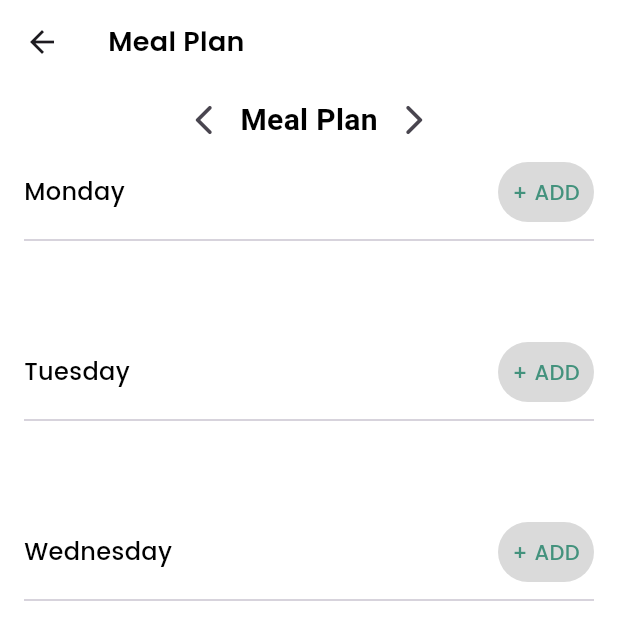
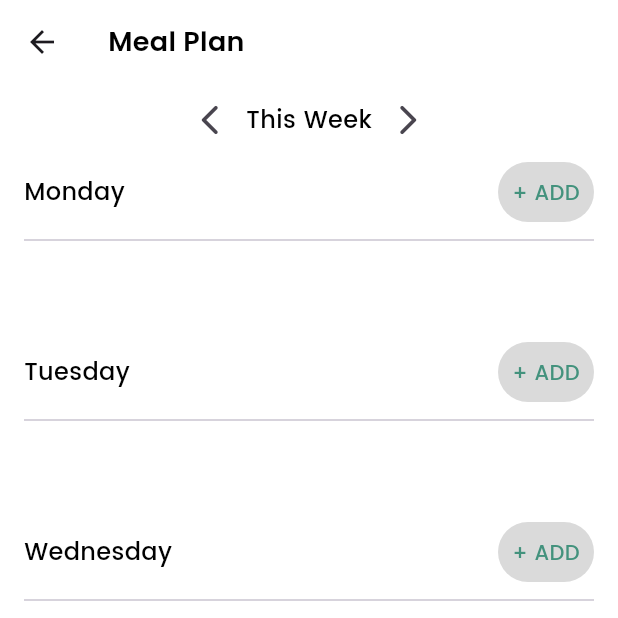
Before and after one commit to thantsinhtun-dev/recipe, a Flutter app: the MealPlanScreen screen opened by its route, on a phone screen of 412 x 824 dp, the top half of it. Run offline on Flutter 3.47's test engine with Material 3 defaults, Android fonts, the phone set to English and light mode, and no system bars; our stand-ins replace auto_route, cached_network_image, dio, drift, easy_localization, flutter_riverpod and 5 more; missing offline and left inert: encrypt; accounts and stored records are empty; generated files the repository leaves out were written again; network calls fail.

Commit message:
[impl] meal plan provider

```diff
--- a/lib/features/meal_plan/ui/screen/meal_plan_screen.dart
+++ b/lib/features/meal_plan/ui/screen/meal_plan_screen.dart
@@ -24,7 +24,7 @@ class _MealPlanScreenState extends ConsumerState<MealPlanScreen> {
   void initState() {
     super.initState();
     WidgetsBinding.instance.addPostFrameCallback((_) {
-      ref.read(mealPlanProvider.notifier).initMealPlan();
+      ref.read(mealPlanProvider.notifier).initCurrentWeek();
     });
   }
 
@@ -106,7 +106,9 @@ class _MealPlanScreenState extends ConsumerState<MealPlanScreen> {
                         ).paddingSymmetric(horizontal: kMargin16),
                         const Divider().paddingSymmetric(horizontal: kMargin16),
                         item.recipes.isEmpty
-                            ? const SizedBox(height: kMargin56,)
+                            ? const SizedBox(
+                                height: kMargin56,
+                              )
                             : SizedBox(
                                 height: 200,
                                 child: ListView.builder(
@@ -139,27 +141,32 @@ class _MealPlanScreenState extends ConsumerState<MealPlanScreen> {
   }
 }
 
-class MealPlanTitleWidget extends StatelessWidget {
+class MealPlanTitleWidget extends ConsumerWidget {
   const MealPlanTitleWidget({super.key});
 
   @override
-  Widget build(BuildContext context) {
+  Widget build(BuildContext context, WidgetRef ref) {
+    var mealPlanState = ref.watch(mealPlanProvider);
     return Row(
       mainAxisAlignment: MainAxisAlignment.center,
       children: [
         IconButton(
-          onPressed: () {},
+          onPressed: () {
+            ref.read(mealPlanProvider.notifier).switchPreviousWeek();
+          },
           icon: const Icon(Icons.arrow_back_ios_rounded),
         ),
-        const Text(
-          'Meal Plan',
-          style: TextStyle(
-            fontSize: 20,
-            fontWeight: FontWeight.bold,
+        Text(
+          mealPlanState.weeklyText,
+          style: context.appFonts.customFont(
+            fontSize: FontSize.s16,
+            fontWeight: FontWeight.w500,
           ),
         ),
         IconButton(
-          onPressed: () {},
+          onPressed: () {
+            ref.read(mealPlanProvider.notifier).switchNextWeek();
+          },
           icon: const Icon(Icons.arrow_forward_ios_rounded),
         )
       ],
--- a/lib/utils/date_utils.dart
+++ b/lib/utils/date_utils.dart
@@ -16,4 +16,7 @@ class Utils {
   static String formatDate(DateTime date) {
     return DateFormat('dd/MM/yyyy').format(date);
   }
+  static String formatDayAndMonth(DateTime date) {
+    return DateFormat('MMM dd').format(date);
+  }
 }
```
Also changed, not shown: lib/features/meal_plan/ui/providers/meal_plan_provider.dart (+39 -13 lines).
